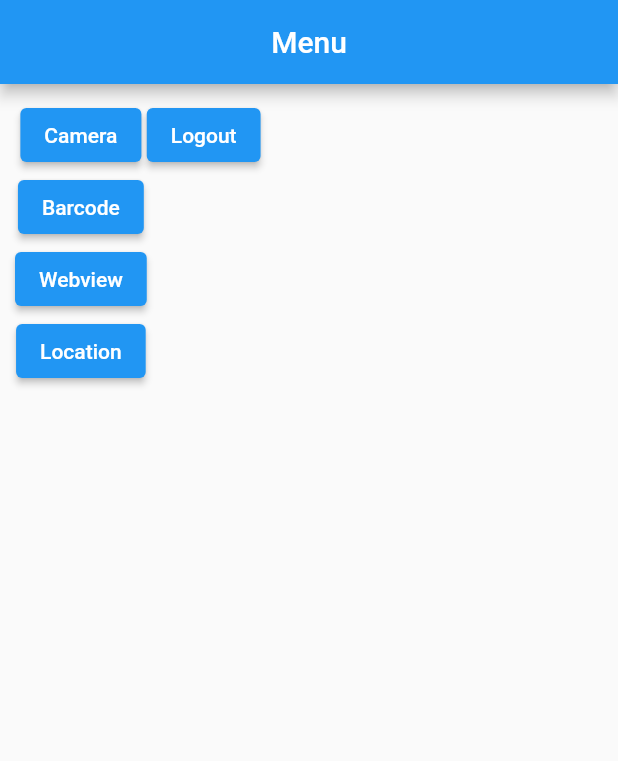
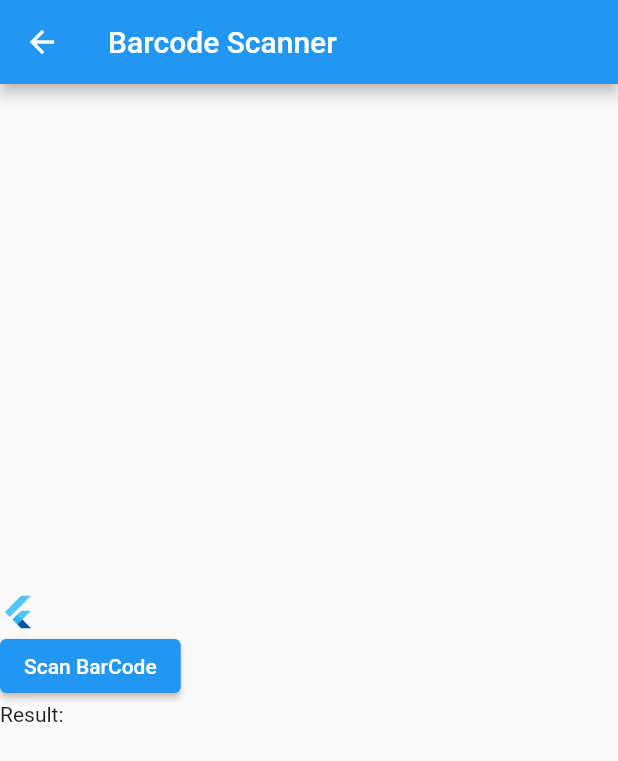
Before and after one commit to samiraRas/eon_project, a Flutter app: the SecondPage screen opened directly, after a tap on "Barcode", on a phone screen of 412 x 824 dp. Shown: the top 761 px of the screen. Run offline on Flutter 3.47's test engine with Material 2 defaults, Android fonts, the phone set to English and light mode, and no system bars; our stand-ins replace fluttertoast, geolocator, image_picker, shared_preferences, webview_flutter; missing offline and left inert: flutter_barcode_scanner; accounts and stored records are empty.

Commit message:
barcode and location update

```diff
--- /dev/null
+++ b/lib/Menu/barcodepage.dart
@@ -0,0 +1,37 @@
+import 'package:flutter/material.dart';
+import 'package:flutter_barcode_scanner/flutter_barcode_scanner.dart';
+class Barcodepage extends StatefulWidget {
+  const Barcodepage({Key? key}) : super(key: key);
+
+  @override
+  State<Barcodepage> createState() => _BarcodepageState();
+}
+
+class _BarcodepageState extends State<Barcodepage> {
+  String _data = "";
+
+_scan() async{
+    await FlutterBarcodeScanner.scanBarcode("#000000",  "CANCEL", true, ScanMode.BARCODE)
+    .then((value) => setState(() => _data= value,));
+}
+  @override
+  Widget build(BuildContext context) {
+    return Scaffold(
+      appBar: AppBar(title: Text('Barcode Scanner')),
+      body:  Column(
+          mainAxisAlignment: MainAxisAlignment.center,
+          crossAxisAlignment: CrossAxisAlignment.start,
+          children: [
+            FlutterLogo(),
+            ElevatedButton(onPressed: ()=>  _scan() ,
+            child: Text("Scan BarCode"),
+            ),
+             Text("Result: $_data"),
+          ],
+
+        ),
+
+
+    );
+  }
+}
--- a/lib/second_page.dart
+++ b/lib/second_page.dart
@@ -1,6 +1,7 @@
 import 'dart:io';
 import 'package:flutter/material.dart';
 import 'package:shared_preferences/shared_preferences.dart';
+import 'package:textapp/Menu/barcodepage.dart';
 import 'package:textapp/Menu/camera.dart';
 import 'package:textapp/Menu/location.dart';
 
@@ -48,7 +49,11 @@ class _SecondPageState extends State<SecondPage> {
                       ),
                       ElevatedButton(
                         child: Text('Barcode'),
-                        onPressed: () {/** */},
+                        onPressed: () {
+                          Navigator.push(
+                        context,
+                        MaterialPageRoute(builder: (context) => Barcodepage()), );
+                        },
                       ),
                       ElevatedButton(
                         child: Text('Webview'),
@@ -68,7 +73,7 @@ class _SecondPageState extends State<SecondPage> {
                   ),
                   Column(children: [ElevatedButton(onPressed: (){
                     getValidationData();
-                    // Navigator.pop(context);
+                    Navigator.pop(context);
                   }, child: Text("Logout"))],)
                 ],
               ),
--- a/pubspec.yaml
+++ b/pubspec.yaml
@@ -40,6 +40,7 @@ dependencies:
   image_picker: ^0.8.5+3
   geolocator: ^8.2.1
   geocoding: ^2.0.4
+  flutter_barcode_scanner: ^2.0.0
   # geolocator: ^8.2.1
   # geocoding: ^2.0.4
 
```
Also changed, not shown: lib/Menu/camera.dart (+12 -6 lines), lib/Menu/location.dart (+13 -13 lines), lib/loginpage.dart (+6 -4 lines), pubspec.lock.
